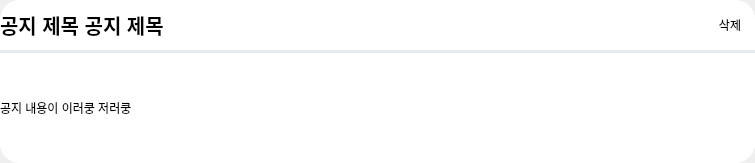
First picture: the form in code/front/ui/notice_widget.ui, repository guaba98/TeamCollaborationTool, before the edit.
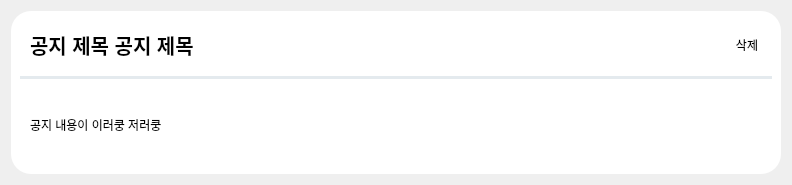
Second picture: the form after the edit.

Patch:
```diff
--- a/code/front/ui/notice_widget.ui
+++ b/code/front/ui/notice_widget.ui
@@ -6,26 +6,14 @@
    <rect>
     <x>0</x>
     <y>0</y>
-    <width>755</width>
-    <height>163</height>
+    <width>792</width>
+    <height>181</height>
    </rect>
   </property>
   <property name="windowTitle">
    <string>Form</string>
   </property>
-  <layout class="QVBoxLayout" name="verticalLayout_2">
-   <property name="leftMargin">
-    <number>0</number>
-   </property>
-   <property name="topMargin">
-    <number>0</number>
-   </property>
-   <property name="rightMargin">
-    <number>0</number>
-   </property>
-   <property name="bottomMargin">
-    <number>0</number>
-   </property>
+  <layout class="QVBoxLayout" name="verticalLayout_3">
    <item>
     <widget class="QFrame" name="main_frame">
      <property name="minimumSize">
@@ -36,7 +24,7 @@
      </property>
      <property name="maximumSize">
       <size>
-       <width>755</width>
+       <width>16777215</width>
        <height>163</height>
       </size>
      </property>
@@ -51,26 +39,14 @@
       <enum>QFrame::Raised</enum>
      </property>
      <layout class="QVBoxLayout" name="verticalLayout">
-      <property name="spacing">
-       <number>0</number>
-      </property>
-      <property name="leftMargin">
-       <number>0</number>
-      </property>
-      <property name="topMargin">
-       <number>0</number>
-      </property>
-      <property name="rightMargin">
-       <number>0</number>
-      </property>
-      <property name="bottomMargin">
-       <number>0</number>
-      </property>
       <item>
        <layout class="QHBoxLayout" name="h_lay">
         <property name="spacing">
          <number>0</number>
         </property>
+        <property name="leftMargin">
+         <number>10</number>
+        </property>
         <item>
          <widget class="QLabel" name="label">
           <property name="font">
@@ -111,13 +87,28 @@
        </widget>
       </item>
       <item>
-       <widget class="QLabel" name="detail_lab">
-        <property name="text">
-         <string>공지 내용이 이러쿵 저러쿵</string>
+       <widget class="QFrame" name="frame">
+        <property name="frameShape">
+         <enum>QFrame::StyledPanel</enum>
         </property>
-        <property name="wordWrap">
-         <bool>true</bool>
+        <property name="frameShadow">
+         <enum>QFrame::Raised</enum>
         </property>
+        <layout class="QHBoxLayout" name="horizontalLayout">
+         <property name="leftMargin">
+          <number>10</number>
+         </property>
+         <item>
+          <widget class="QLabel" name="detail_lab">
+           <property name="text">
+            <string>공지 내용이 이러쿵 저러쿵</string>
+           </property>
+           <property name="wordWrap">
+            <bool>true</bool>
+           </property>
+          </widget>
+         </item>
+        </layout>
        </widget>
       </item>
      </layout>
```
